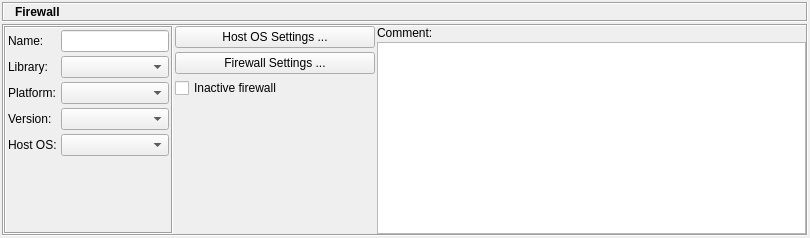
The window that src/gui/firewalldialog_q.ui (fwbuilder/fwbuilder) describes before a commit, drawn with Qt 5.
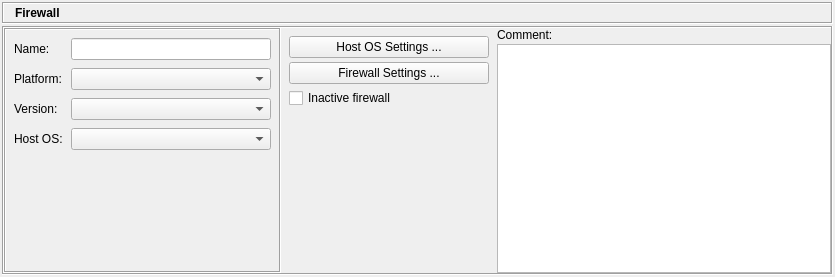
The same window after the commit. Icons and pictures are not drawn.

Commit message: Removed "Library" from all object dialogs; some dialogs tidying

What changed in the file:
```diff
--- a/src/gui/firewalldialog_q.ui
+++ b/src/gui/firewalldialog_q.ui
@@ -8,8 +8,8 @@
    <rect>
     <x>0</x>
     <y>0</y>
-    <width>810</width>
-    <height>155</height>
+    <width>835</width>
+    <height>277</height>
    </rect>
   </property>
   <property name="sizePolicy" >
@@ -141,7 +141,7 @@
        </property>
        <layout class="QHBoxLayout" >
         <property name="spacing" >
-         <number>2</number>
+         <number>8</number>
         </property>
         <property name="leftMargin" >
          <number>0</number>
@@ -174,24 +174,24 @@
             <number>2</number>
            </property>
            <property name="leftMargin" >
-            <number>2</number>
+            <number>8</number>
            </property>
            <property name="topMargin" >
-            <number>2</number>
+            <number>8</number>
            </property>
            <property name="rightMargin" >
-            <number>2</number>
+            <number>8</number>
            </property>
            <property name="bottomMargin" >
-            <number>2</number>
+            <number>8</number>
            </property>
            <item>
             <layout class="QGridLayout" >
              <property name="horizontalSpacing" >
-              <number>4</number>
+              <number>8</number>
              </property>
              <property name="verticalSpacing" >
-              <number>4</number>
+              <number>8</number>
              </property>
              <item row="0" column="0" >
               <widget class="QLabel" name="textLabel1_4_2" >
@@ -223,37 +223,11 @@
                  <verstretch>0</verstretch>
                 </sizepolicy>
                </property>
-              </widget>
-             </item>
-             <item row="1" column="0" >
-              <widget class="QLabel" name="textLabel1_2_2_2" >
-               <property name="sizePolicy" >
-                <sizepolicy vsizetype="Preferred" hsizetype="Preferred" >
-                 <horstretch>0</horstretch>
-                 <verstretch>0</verstretch>
-                </sizepolicy>
-               </property>
-               <property name="maximumSize" >
+               <property name="minimumSize" >
                 <size>
-                 <width>32767</width>
-                 <height>32767</height>
+                 <width>200</width>
+                 <height>0</height>
                 </size>
-               </property>
-               <property name="text" >
-                <string>Library:</string>
-               </property>
-               <property name="wordWrap" >
-                <bool>false</bool>
-               </property>
-              </widget>
-             </item>
-             <item row="1" column="1" >
-              <widget class="QComboBox" name="libs" >
-               <property name="sizePolicy" >
-                <sizepolicy vsizetype="Fixed" hsizetype="Minimum" >
-                 <horstretch>0</horstretch>
-                 <verstretch>0</verstretch>
-                </sizepolicy>
                </property>
               </widget>
              </item>
@@ -379,6 +353,9 @@
           <property name="spacing" >
            <number>0</number>
           </property>
+          <property name="topMargin" >
+           <number>8</number>
+          </property>
           <item>
            <layout class="QVBoxLayout" >
             <property name="spacing" >
```
Left out of the diff: 17 changed lines with no effect on the pictures. The commit also changes 41 other files.
